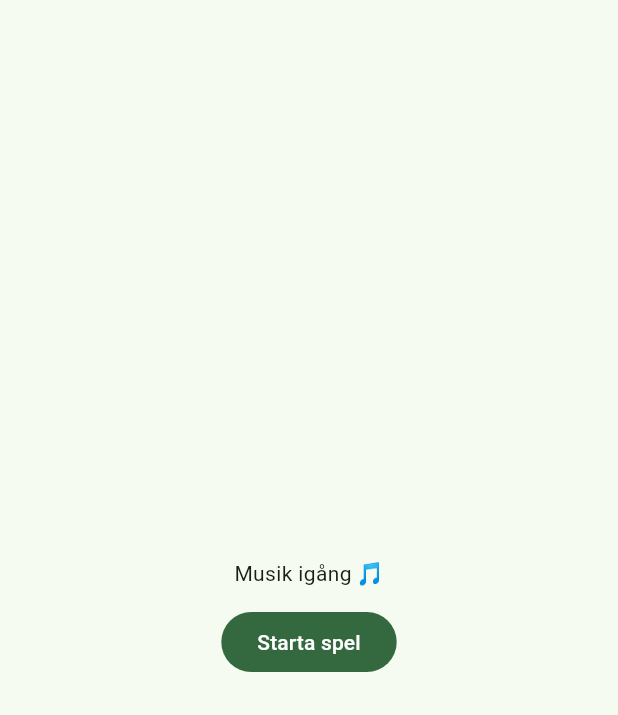
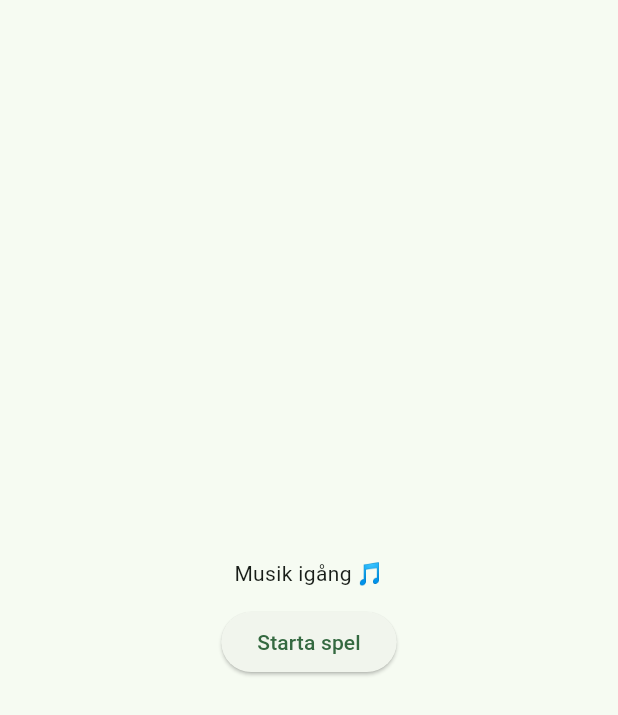
Before and after one commit to Kalleboo84/Guess-the-heritage, a Flutter app: the screen it shows after launch, on a phone screen of 412 x 824 dp. Shown: the top 715 px of the screen. Run offline on Flutter 3.47's test engine with Material 3 defaults, Android fonts, the phone set to English and light mode, and no system bars; our stand-ins replace just_audio; missing offline and left inert: audio_session; statements that could not run were skipped.

Commit message:
Update main.dart

```diff
--- a/lib/main.dart
+++ b/lib/main.dart
@@ -16,7 +16,9 @@ class MyApp extends StatelessWidget {
     return MaterialApp(
       title: 'Guess the Heritage',
       theme: ThemeData(
-        colorSchemeSeed: const Color(0xFF6DC17E), // mjuk grön ton
+        // Fungerar även på äldre Flutter-versioner
+        colorSchemeSeed: const Color(0xFF6DC17E),
+        // Ta gärna bort raden nedan om din Flutter är mycket gammal
         useMaterial3: true,
       ),
       home: const HomeScreen(),
@@ -36,7 +38,7 @@ class HomeScreen extends StatelessWidget {
           children: [
             const Text('Musik igång 🎵'),
             const SizedBox(height: 12),
-            FilledButton(
+            ElevatedButton(
               onPressed: () {
                 // TODO: navigera till din riktiga startsida/spelvy
               },
```
